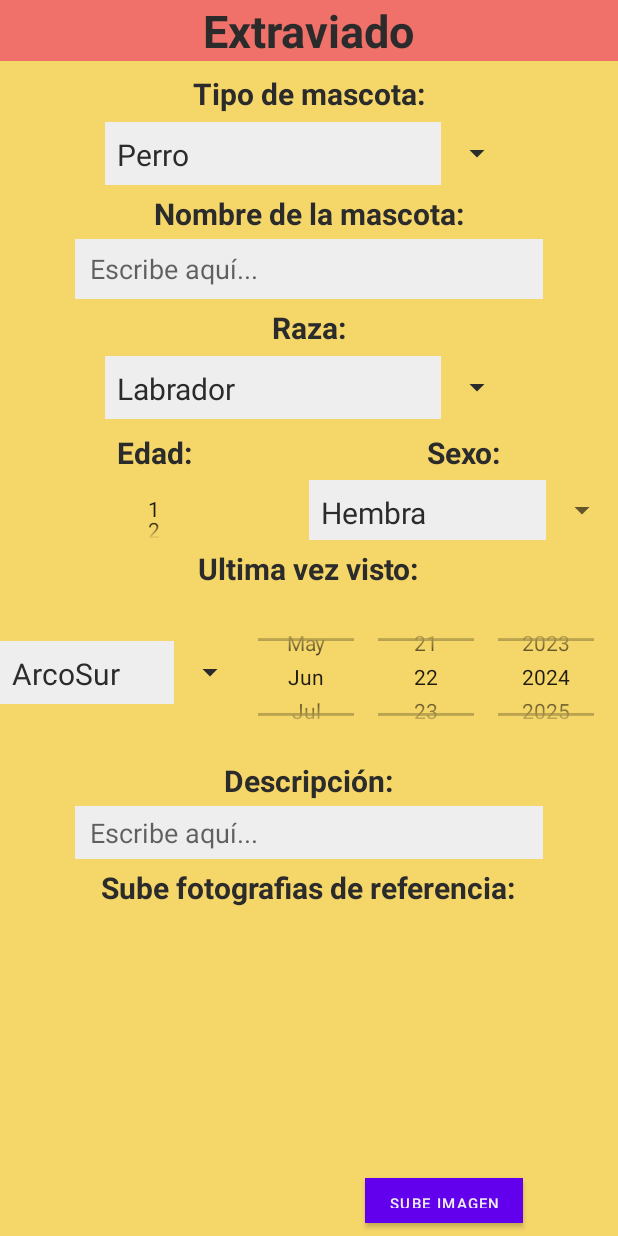
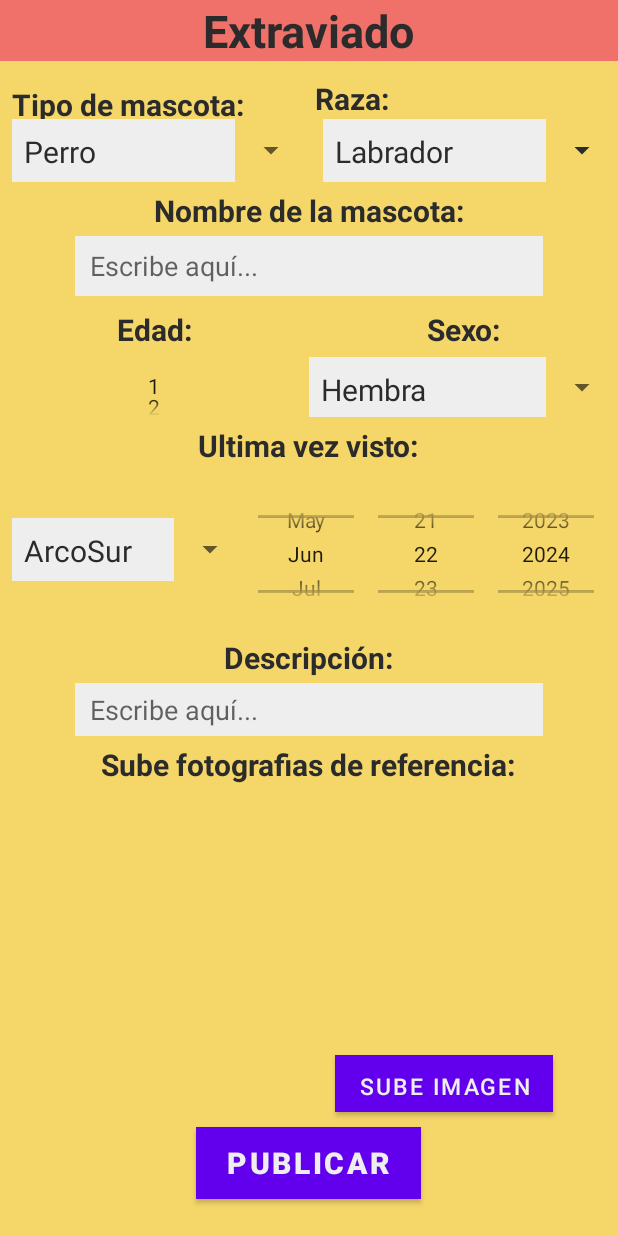
Before and after one commit to SmashMex1369/AplicacionPetFinder, an Android app: the PublicacionExtravioActivity screen opened directly, with no data from a screen before it, on a phone screen of 412 x 824 dp. Run offline under Robolectric (Android 15) with nearby library versions, the phone set to English and light mode, and no system bars; our stand-ins replace Firebase (no records; nobody signed in at launch, a user with empty details on screens opened directly).

Commit message:
cambios en xml

```diff
--- a/app/src/main/res/layout/activity_publicacion_encontrado.xml
+++ b/app/src/main/res/layout/activity_publicacion_encontrado.xml
@@ -34,7 +34,7 @@
         android:textStyle="bold"
         android:textColor="@color/black"
         android:layout_gravity="center"
-        android:layout_marginTop="15dp"
+        android:layout_marginTop="8dp"
         android:text="Tipo de mascota:"/>
 
     <Spinner
@@ -59,6 +59,7 @@
             android:text="¿Cuenta con placa?"
             android:textColor="@color/black"
             android:layout_marginTop="5dp"
+            android:layout_marginStart="8dp"
             android:textSize="20sp"
             android:textStyle="bold"
             android:gravity="center" />
@@ -127,7 +128,7 @@
         android:textStyle="bold"
         android:textColor="@color/black"
         android:layout_gravity="center"
-        android:layout_marginTop="5dp"
+        android:layout_marginTop="8dp"
         android:text="Ultima vez visto:"/>
 
     <LinearLayout
@@ -141,6 +142,7 @@
             android:layout_width="0dp"
             android:layout_height="42dp"
             android:layout_gravity="center_vertical"
+            android:layout_marginStart="8dp"
             android:layout_weight="1"
             android:backgroundTint="@color/black"/>
 
@@ -151,6 +153,7 @@
             android:layout_marginTop="5dp"
             android:calendarTextColor="@color/black"
             android:calendarViewShown="false"
+            android:backgroundTint="@color/black"
             android:datePickerMode="spinner" />
 
     </LinearLayout>
@@ -191,13 +194,13 @@
     <ImageView
         android:id="@+id/view_fotos_encontrado"
         android:layout_width="match_parent"
-        android:layout_height="220dp"/>
+        android:layout_height="180dp"/>
 
     <Button
         android:id="@+id/btn_subir_img"
         android:layout_width="wrap_content"
-        android:layout_height="30dp"
-        android:layout_marginTop="10dp"
+        android:layout_height="38dp"
+        android:layout_marginTop="5dp"
         android:layout_marginLeft="90dp"
         android:layout_gravity="center"
         android:background="@color/rojo"
@@ -209,12 +212,12 @@
         android:id="@+id/btn_publicar_encontrado"
         android:layout_width="150dp"
         android:layout_height="wrap_content"
-        android:layout_marginTop="10dp"
+        android:layout_marginTop="5dp"
         android:layout_gravity="center"
         android:background="@color/rojo"
         android:textColor="@color/white"
         android:textStyle="bold"
-        android:textSize="25sp"
+        android:textSize="20sp"
         android:text="Publicar"/>
 
 </LinearLayout>
--- a/app/src/main/res/layout/activity_publicacion_extravio.xml
+++ b/app/src/main/res/layout/activity_publicacion_extravio.xml
@@ -27,26 +27,62 @@
             />
     </LinearLayout>
 
+    <LinearLayout
+        android:layout_width="match_parent"
+        android:layout_height="wrap_content"
+        android:layout_marginTop="3dp"
+        android:orientation="horizontal">
+
     <TextView
-        android:layout_width="wrap_content"
+        android:layout_width="0dp"
         android:layout_height="wrap_content"
+        android:layout_weight="1"
         android:textSize="20sp"
         android:textStyle="bold"
         android:textColor="@color/black"
         android:layout_gravity="center"
+        android:layout_marginStart="8dp"
         android:layout_marginTop="8dp"
         android:text="Tipo de mascota:"/>
 
-    <Spinner
-        android:id="@+id/spinner_tipo_extravio"
+        <TextView
+            android:layout_width="0dp"
+            android:layout_height="wrap_content"
+            android:layout_weight="1"
+            android:layout_marginTop="8dp"
+            android:text="Raza:"
+            android:textColor="@color/black"
+            android:textSize="20sp"
+            android:textStyle="bold" />
+
+    </LinearLayout>
+
+    <LinearLayout
+        xmlns:android="http://schemas.android.com/apk/res/android"
         android:layout_width="match_parent"
-        android:layout_height="42dp"
-        android:layout_marginHorizontal="70dp"
-        android:layout_gravity="center_horizontal"
-        android:layout_marginTop="5dp"
-        android:backgroundTint="@color/black"/>
+        android:layout_height="wrap_content"
+        android:orientation="horizontal"
+        android:gravity="center_vertical">
 
-    <TextView
+        <Spinner
+            android:id="@+id/spinner_tipo_extravio"
+            android:layout_width="0dp"
+            android:layout_height="42dp"
+            android:layout_weight="1"
+            android:layout_marginEnd="5dp"
+            android:layout_marginStart="8dp"
+            tools:ignore="Suspicious0dp" />
+
+        <Spinner
+            android:id="@+id/spinner_raza_extravio"
+            android:layout_width="0dp"
+            android:layout_height="42dp"
+            android:layout_weight="1"
+            android:layout_marginStart="5dp"
+            android:backgroundTint="@color/black"/>
+    </LinearLayout>
+
+        <TextView
         android:layout_width="wrap_content"
         android:layout_height="wrap_content"
         android:textSize="20sp"
@@ -67,25 +103,6 @@
         android:textColor="@color/black"
         android:hint="Escribe aquí..."
         android:layout_marginTop="3dp"/>
-
-    <TextView
-        android:layout_width="wrap_content"
-        android:layout_height="wrap_content"
-        android:layout_gravity="center_horizontal"
-        android:layout_marginTop="5dp"
-        android:text="Raza:"
-        android:textColor="@color/black"
-        android:textSize="20sp"
-        android:textStyle="bold" />
-
-    <Spinner
-        android:id="@+id/spinner_raza_extravio"
-        android:layout_width="match_parent"
-        android:layout_height="42dp"
-        android:layout_marginHorizontal="70dp"
-        android:layout_gravity="center_horizontal"
-        android:layout_marginTop="5dp"
-        android:backgroundTint="@color/black"/>
 
     <LinearLayout
         android:layout_width="match_parent"
@@ -160,9 +177,9 @@
         android:id="@+id/spinner_ubicacion_extravio"
         android:layout_width="0dp"
         android:layout_height="42dp"
+        android:layout_marginStart="8dp"
         android:layout_gravity="center_vertical"
-        android:layout_weight="1"
-        android:backgroundTint="@color/black"/>
+        android:layout_weight="1" />
 
         <DatePicker
             android:id="@+id/datePicker"
@@ -216,14 +233,14 @@
     <Button
         android:id="@+id/btn_subir_img_extravio"
         android:layout_width="wrap_content"
-        android:layout_height="30dp"
+        android:layout_height="38dp"
         android:layout_gravity="center"
         android:layout_marginLeft="90dp"
         android:layout_marginTop="10dp"
         android:background="@color/rojo"
         android:text="Sube imagen"
         android:textColor="@color/white"
-        android:textSize="10sp" />
+        android:textSize="15sp" />
 
     <Button
         android:id="@+id/btn_publicar"
```
